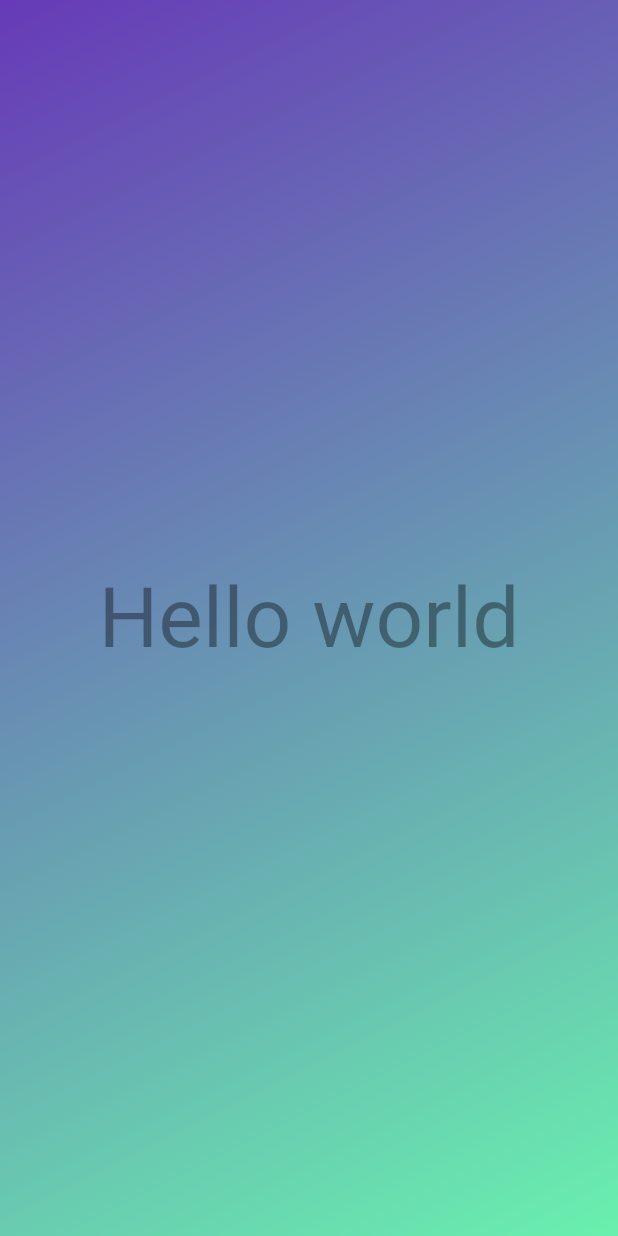
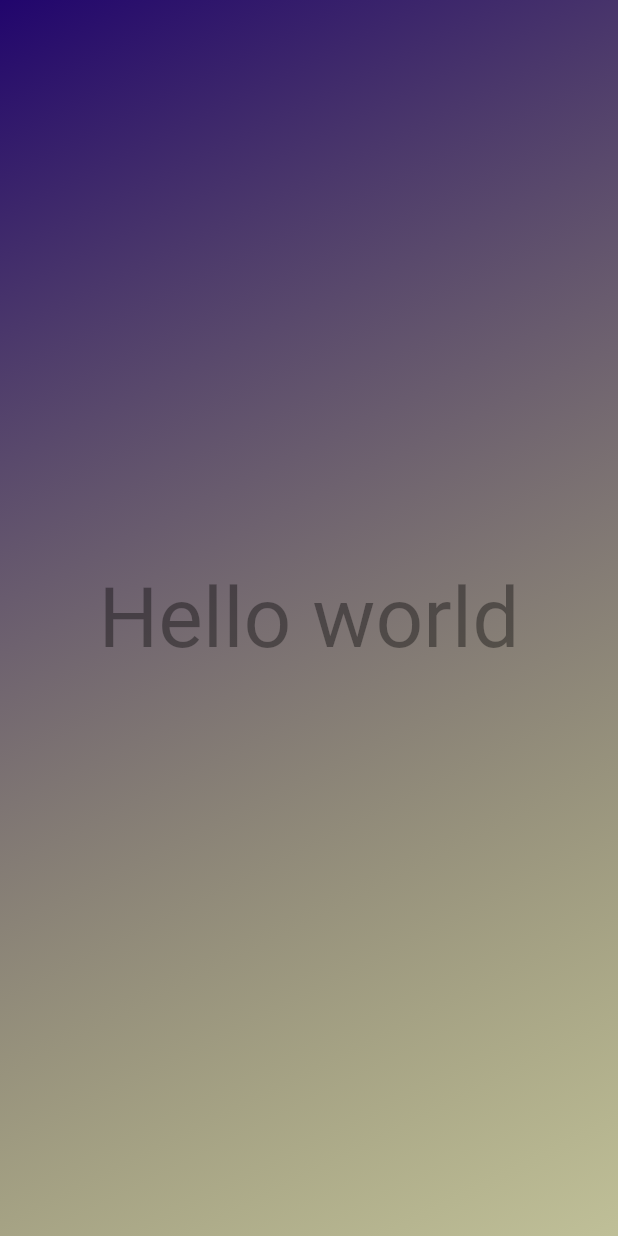
Before and after one commit to haruharu3220/Flutter_Dart_study01, a Flutter app: the screen it shows after launch, on a phone screen of 412 x 824 dp. Run offline on Flutter 3.47's test engine with Material 2 defaults, Android fonts, the phone set to English and light mode, and no system bars.

Commit message:
講義43 カラー設定もインスタンス化

```diff
--- a/first_app/lib/gradient_container.dart
+++ b/first_app/lib/gradient_container.dart
@@ -6,19 +6,22 @@ final startAlignment = Alignment.topLeft;
 final endAlignment = Alignment.bottomRight;
 
 class GradientContainer extends StatelessWidget {
-  const GradientContainer({super.key});
+  const GradientContainer(this.color1, this.color2, {super.key});
+
+  final Color color1;
+  final Color color2;
 
   @override
   Widget build(context) {
     return Container(
         decoration: BoxDecoration(
           gradient: LinearGradient(
-            colors: const [Colors.deepPurple, Colors.greenAccent],
+            colors: [color1, color2],
             begin: startAlignment,
             end: endAlignment,
           ),
         ),
-        child: const Center(
+        child: Center(
           child: StyledText('Hello world'),
         ));
   }
--- a/first_app/lib/main.dart
+++ b/first_app/lib/main.dart
@@ -2,8 +2,14 @@ import 'package:flutter/material.dart';
 import 'package:first_app/gradient_container.dart';
 
 void main() {
-  runApp(MaterialApp(
+  runApp(
+    MaterialApp(
       home: Scaffold(
-    body: GradientContainer(),
-  )));
+        body: GradientContainer(
+          Color.fromARGB(255, 33, 5, 109),
+          Color.fromARGB(100, 100, 100, 0),
+        ),
+      ),
+    ),
+  );
 }
```
